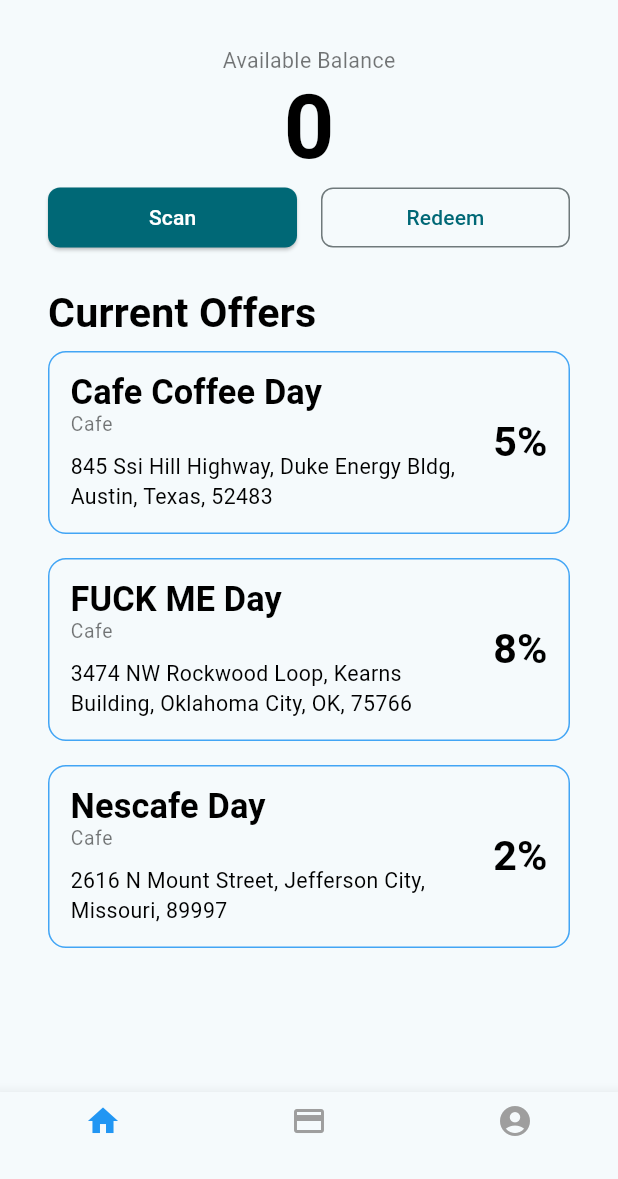
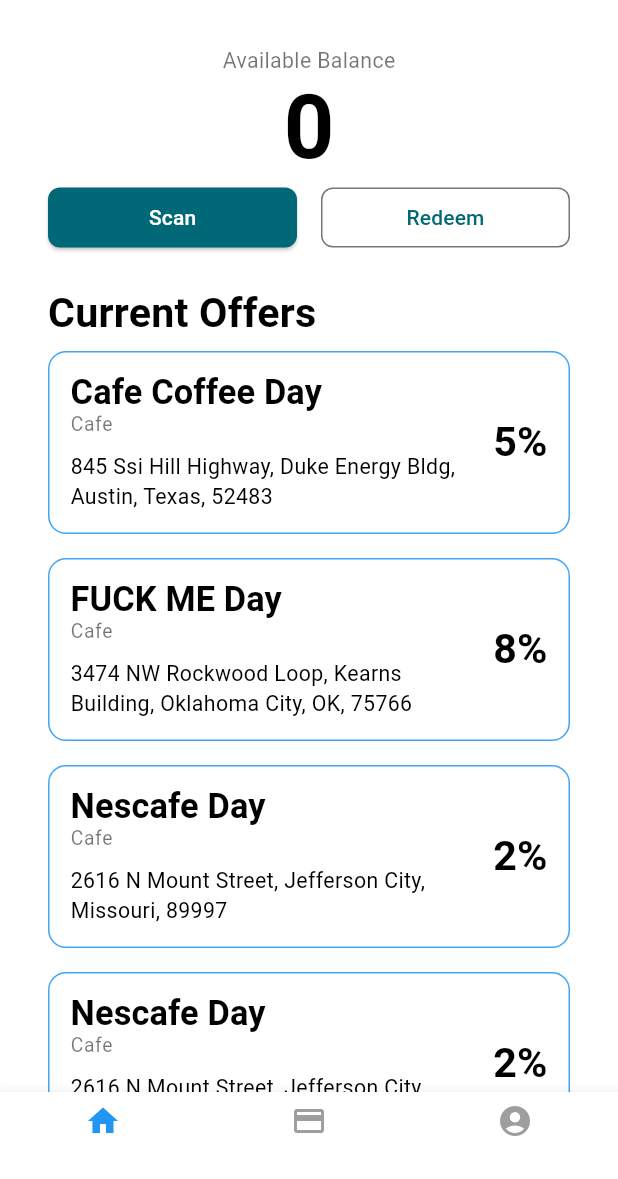
Before and after one commit to rayanry9/NPCI-Hackathon, a Flutter app: the Home screen opened by its route, on a phone screen of 412 x 824 dp, the part 57-1236 px from its top. Run offline on Flutter 3.47's test engine with Material 3 defaults, Android fonts, the phone set to English and light mode, and no system bars; our stand-ins replace cloud_firestore, firebase_auth, firebase_core, google_fonts, google_sign_in, qr_flutter; missing offline and left inert: mobile_scanner; accounts and stored records are empty.

Commit message:
Fix: Theme Colors

```diff
--- a/lib/constants/theme.dart
+++ b/lib/constants/theme.dart
@@ -5,6 +5,13 @@ ThemeData getLightTheme(BuildContext context) {
   return ThemeData(
     useMaterial3: true,
     colorScheme: ColorScheme.fromSeed(seedColor: Colors.cyan),
+    scaffoldBackgroundColor: Colors.white,
+    bottomNavigationBarTheme: BottomNavigationBarThemeData(
+      backgroundColor: Colors.white,
+    ),
+    appBarTheme: AppBarTheme(
+      backgroundColor: Colors.white,
+    ),
     textTheme: TextTheme(
       headlineLarge: GoogleFonts.leagueSpartan(
         fontSize: MediaQuery.of(context).size.shortestSide / 7,
--- a/lib/screens/home.dart
+++ b/lib/screens/home.dart
@@ -48,12 +48,13 @@ class HomeState extends State<Home> {
   @override
   Widget build(BuildContext context) {
     return Scaffold(
-      backgroundColor: Theme.of(context).scaffoldBackgroundColor,
+      backgroundColor: Theme.of(context).appBarTheme.backgroundColor,
       appBar: AppBar(
         title: Text(
           greeting(),
           style: const TextStyle(fontSize: 16, fontWeight: FontWeight.bold),
         ),
+        scrolledUnderElevation: 0,
         actions: [
           Padding(
             padding: const EdgeInsets.only(right: 16.0),
@@ -65,8 +66,7 @@ class HomeState extends State<Home> {
             ),
           ),
         ],
-        backgroundColor: Theme.of(context).appBarTheme.backgroundColor,
-        elevation: 0,
+        backgroundColor: Colors.white,
       ),
       body: RefreshIndicator(
         key: _refreshIndicatorKey,
--- a/lib/widgets/current_offers.dart
+++ b/lib/widgets/current_offers.dart
@@ -16,6 +16,24 @@ class CurrentOffers extends StatelessWidget {
       "address":
           "3474 NW Rockwood Loop, Kearns Building, Oklahoma City, OK, 75766",
       "discount": "8%",
+    },
+    {
+      "name": "Nescafe Day",
+      "category": "Cafe",
+      "address": "2616 N Mount Street, Jefferson City, Missouri, 89997",
+      "discount": "2%",
+    },
+    {
+      "name": "Nescafe Day",
+      "category": "Cafe",
+      "address": "2616 N Mount Street, Jefferson City, Missouri, 89997",
+      "discount": "2%",
+    },
+    {
+      "name": "Nescafe Day",
+      "category": "Cafe",
+      "address": "2616 N Mount Street, Jefferson City, Missouri, 89997",
+      "discount": "2%",
     },
     {
       "name": "Nescafe Day",
```
